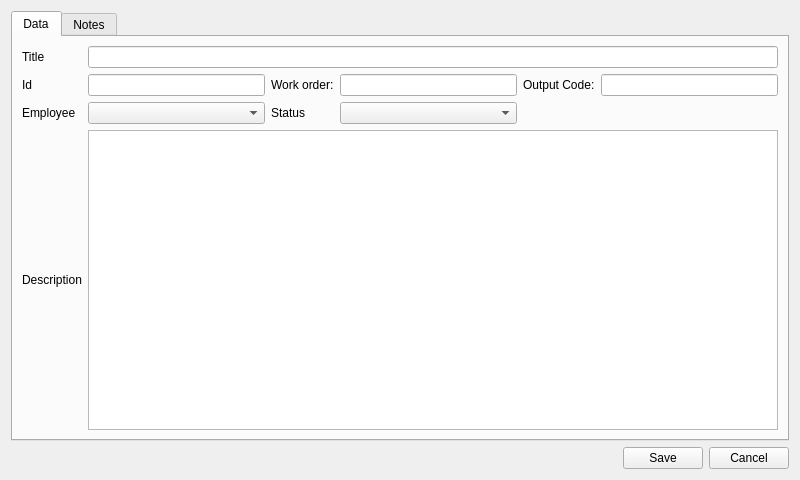
The window that productiondialog.ui (warcomeb/labortool) describes before a commit, drawn with Qt 5.
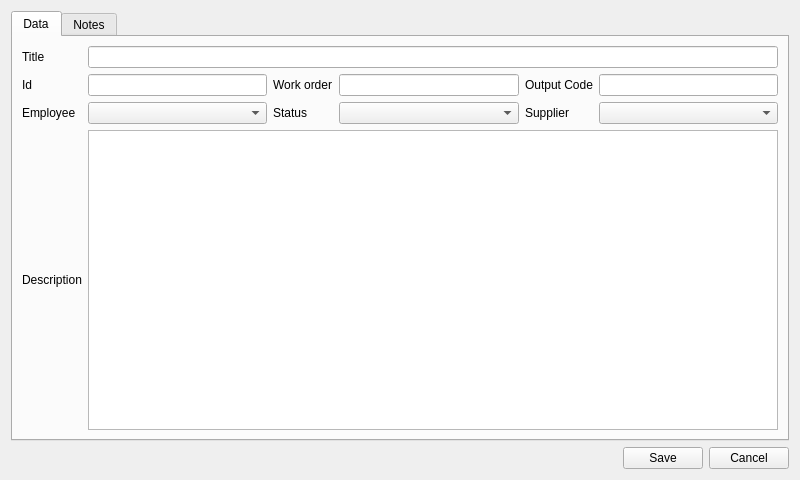
The same window after the commit. The open tabs and pages were chosen to show the change.

```diff
--- a/productiondialog.ui
+++ b/productiondialog.ui
@@ -42,7 +42,7 @@
        <item row="1" column="4">
         <widget class="QLabel" name="jobcodeLabel">
          <property name="text">
-          <string>Work order:</string>
+          <string>Work order</string>
          </property>
         </widget>
        </item>
@@ -56,7 +56,7 @@
        <item row="1" column="6">
         <widget class="QLabel" name="outputLabel">
          <property name="text">
-          <string>Output Code:</string>
+          <string>Output Code</string>
          </property>
         </widget>
        </item>
@@ -116,7 +116,21 @@
         <widget class="QPlainTextEdit" name="descriptionText"/>
        </item>
        <item row="1" column="7">
-        <widget class="QLineEdit" name="outputText"/>
+        <widget class="QLineEdit" name="outputText">
+         <property name="maxLength">
+          <number>7</number>
+         </property>
+        </widget>
+       </item>
+       <item row="2" column="6">
+        <widget class="QLabel" name="supplierLabel">
+         <property name="text">
+          <string>Supplier</string>
+         </property>
+        </widget>
+       </item>
+       <item row="2" column="7">
+        <widget class="QComboBox" name="supplierCombobox"/>
        </item>
       </layout>
      </widget>
```
Left out of the diff: 27 changed lines with no effect on the pictures.
